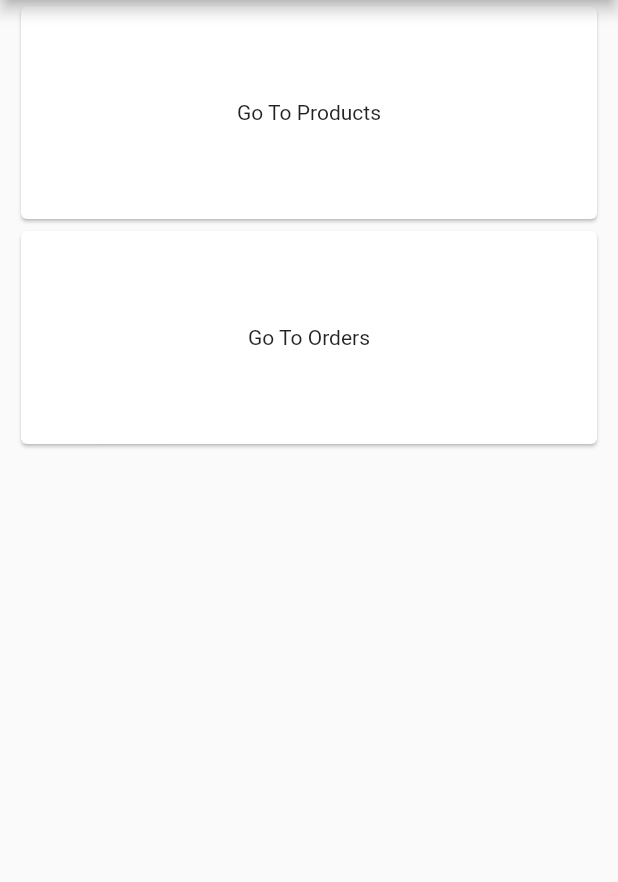
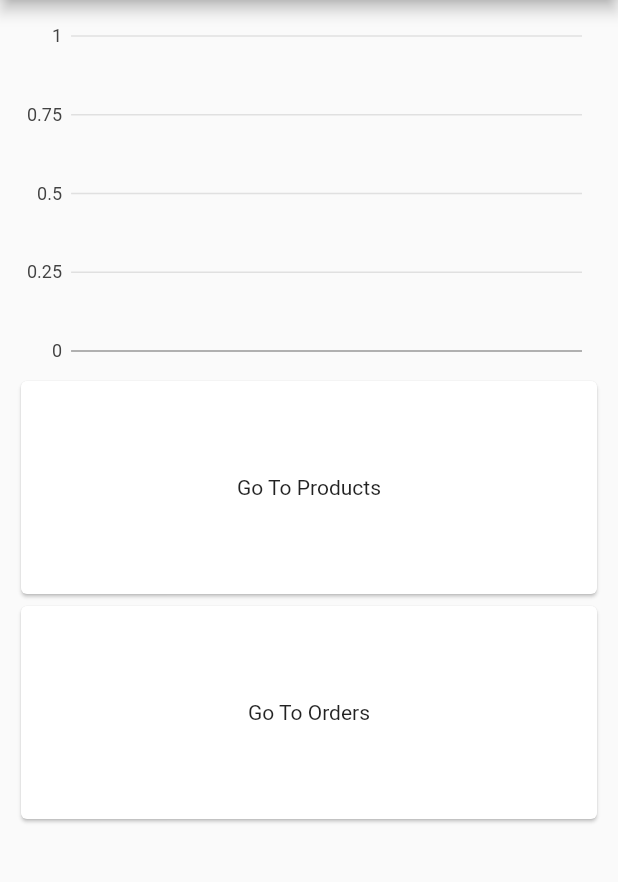
Before and after one commit to maxonflutter/flutter_ecommerce_series_admin_panel, a Flutter app: the screen it shows after launch, on a phone screen of 412 x 824 dp, the part 84-966 px from its top. Run offline on Flutter 3.47's test engine with Material 2 defaults, Android fonts, the phone set to English and light mode, and no system bars; our stand-ins replace charts_flutter, cloud_firestore, equatable, firebase_core, firebase_storage, get and 1 more; accounts and stored records are empty.

Commit message:
Order dashboard

```diff
--- a/lib/controllers/controllers.dart
+++ b/lib/controllers/controllers.dart
@@ -1 +1,3 @@
 export 'product_controller.dart';
+export 'order_controller.dart';
+export 'order_stats_controller.dart';
--- /dev/null
+++ b/lib/controllers/order_stats_controller.dart
@@ -0,0 +1,15 @@
+import 'package:flutter_ecommerce_backend/models/models.dart';
+import 'package:flutter_ecommerce_backend/services/database_service.dart';
+import 'package:get/get.dart';
+
+class OrderStatsController extends GetxController {
+  final DatabaseService database = DatabaseService();
+
+  var stats = Future.value(<OrderStats>[]).obs;
+
+  @override
+  void onInit() {
+    stats.value = database.getOrderStats();
+    super.onInit();
+  }
+}
--- a/lib/main.dart
+++ b/lib/main.dart
@@ -20,7 +20,7 @@ class MyApp extends StatelessWidget {
       theme: ThemeData(
         primarySwatch: Colors.blue,
       ),
-      home: const HomeScreen(),
+      home: HomeScreen(),
       getPages: [
         GetPage(name: '/products', page: () => ProductsScreen()),
         GetPage(name: '/products/new', page: () => NewProductScreen()),
--- a/lib/models/models.dart
+++ b/lib/models/models.dart
@@ -1,2 +1,3 @@
 export 'product_model.dart';
 export 'order_model.dart';
+export 'order_stats_model.dart';
--- /dev/null
+++ b/lib/models/order_stats_model.dart
@@ -0,0 +1,105 @@
+import 'package:charts_flutter/flutter.dart' as charts;
+import 'package:cloud_firestore/cloud_firestore.dart';
+import 'package:flutter/material.dart';
+
+class OrderStats {
+  final DateTime dateTime;
+  final int index;
+  final int orders;
+  charts.Color? barColor;
+
+  OrderStats({
+    required this.dateTime,
+    required this.index,
+    required this.orders,
+    this.barColor,
+  }) {
+    barColor = charts.ColorUtil.fromDartColor(Colors.black);
+  }
+
+  factory OrderStats.fromSnapshot(DocumentSnapshot snap, int index) {
+    return OrderStats(
+      index: index,
+      dateTime: snap['dateTime'].toDate(),
+      orders: snap['orders'],
+    );
+  }
+
+  static final List<OrderStats> data = [
+    OrderStats(
+      dateTime: DateTime.now(),
+      index: 0,
+      orders: 10,
+    ),
+    OrderStats(
+      dateTime: DateTime.now(),
+      index: 1,
+      orders: 12,
+    ),
+    OrderStats(
+      dateTime: DateTime.now(),
+      index: 2,
+      orders: 15,
+    ),
+    OrderStats(
+      dateTime: DateTime.now(),
+      index: 3,
+      orders: 12,
+    ),
+    OrderStats(
+      dateTime: DateTime.now(),
+      index: 4,
+      orders: 9,
+    ),
+    OrderStats(
+      dateTime: DateTime.now(),
+      index: 5,
+      orders: 19,
+    ),
+    OrderStats(
+      dateTime: DateTime.now(),
+      index: 6,
+      orders: 16,
+    ),
+    OrderStats(
+      dateTime: DateTime.now(),
+      index: 7,
+      orders: 19,
+    ),
+    OrderStats(
+      dateTime: DateTime.now(),
+      index: 8,
+      orders: 21,
+    ),
+    OrderStats(
+      dateTime: DateTime.now(),
+      index: 9,
+      orders: 19,
+    ),
+    OrderStats(
+      dateTime: DateTime.now(),
+      index: 10,
+      orders: 27,
+    ),
+    OrderStats(
+      dateTime: DateTime.now(),
+      index: 11,
+      orders: 30,
+    ),
+    OrderStats(
+      dateTime: DateTime.now(),
+      index: 12,
+      orders: 19,
+    ),
+    OrderStats(
+      dateTime: DateTime.now(),
+      index: 13,
+      orders: 25,
+    ),
+    OrderStats(
+      dateTime: DateTime.now(),
+      index: 14,
+      orders: 29,
+    ),
+  ];
+}
--- a/lib/screens/home_screen.dart
+++ b/lib/screens/home_screen.dart
@@ -1,9 +1,16 @@
 import 'package:flutter/material.dart';
 import 'package:get/get.dart';
+import 'package:intl/intl.dart';
+import 'package:charts_flutter/flutter.dart' as charts;
+import '/controllers/controllers.dart';
 import '/screens/screens.dart';
+import '/models/models.dart';
 
 class HomeScreen extends StatelessWidget {
-  const HomeScreen({Key? key}) : super(key: key);
+  HomeScreen({Key? key}) : super(key: key);
+
+  final OrderStatsController orderStatsController =
+      Get.put(OrderStatsController());
 
   @override
   Widget build(BuildContext context) {
@@ -16,6 +23,27 @@ class HomeScreen extends StatelessWidget {
         child: Column(
           crossAxisAlignment: CrossAxisAlignment.center,
           children: [
+            FutureBuilder(
+              future: orderStatsController.stats.value,
+              builder: (context, AsyncSnapshot<List<OrderStats>> snapshot) {
+                if (snapshot.hasData) {
+                  return Container(
+                    height: 250,
+                    padding: const EdgeInsets.all(10),
+                    child: CustomBarChart(
+                      orderStats: snapshot.data!,
+                    ),
+                  );
+                } else if (snapshot.hasError) {
+                  return Text("${snapshot.error}");
+                }
+                return const Center(
+                  child: CircularProgressIndicator(
+                    color: Colors.black,
+                  ),
+                );
+              },
+            ),
             Container(
               width: double.infinity,
               height: 150,
@@ -52,3 +80,26 @@ class HomeScreen extends StatelessWidget {
     );
   }
 }
+
+class CustomBarChart extends StatelessWidget {
+  const CustomBarChart({
+    Key? key,
+    required this.orderStats,
+  }) : super(key: key);
+
+  final List<OrderStats> orderStats;
+  @override
+  Widget build(BuildContext context) {
+    List<charts.Series<OrderStats, String>> series = [
+      charts.Series(
+          id: "orders",
+          data: orderStats,
+          domainFn: (series, _) =>
+              DateFormat.d().format(series.dateTime).toString(),
+          measureFn: (series, _) => series.orders,
+          colorFn: (series, _) => series.barColor!)
+    ];
+
+    return charts.BarChart(series, animate: true);
+  }
+}
--- a/lib/services/database_service.dart
+++ b/lib/services/database_service.dart
@@ -28,6 +28,18 @@ class DatabaseService {
         .map((snapshot) {
       return snapshot.docs.map((doc) => Product.fromSnapshot(doc)).toList();
     });
+  }
+
+  Future<List<OrderStats>> getOrderStats() {
+    return _firebaseFirestore
+        .collection('order_stats')
+        .orderBy('dateTime')
+        .get()
+        .then((querySnapshot) => querySnapshot.docs
+            .asMap()
+            .entries
+            .map((entry) => OrderStats.fromSnapshot(entry.value, entry.key))
+            .toList());
   }
 
   Future<void> addProduct(Product product) {
```
